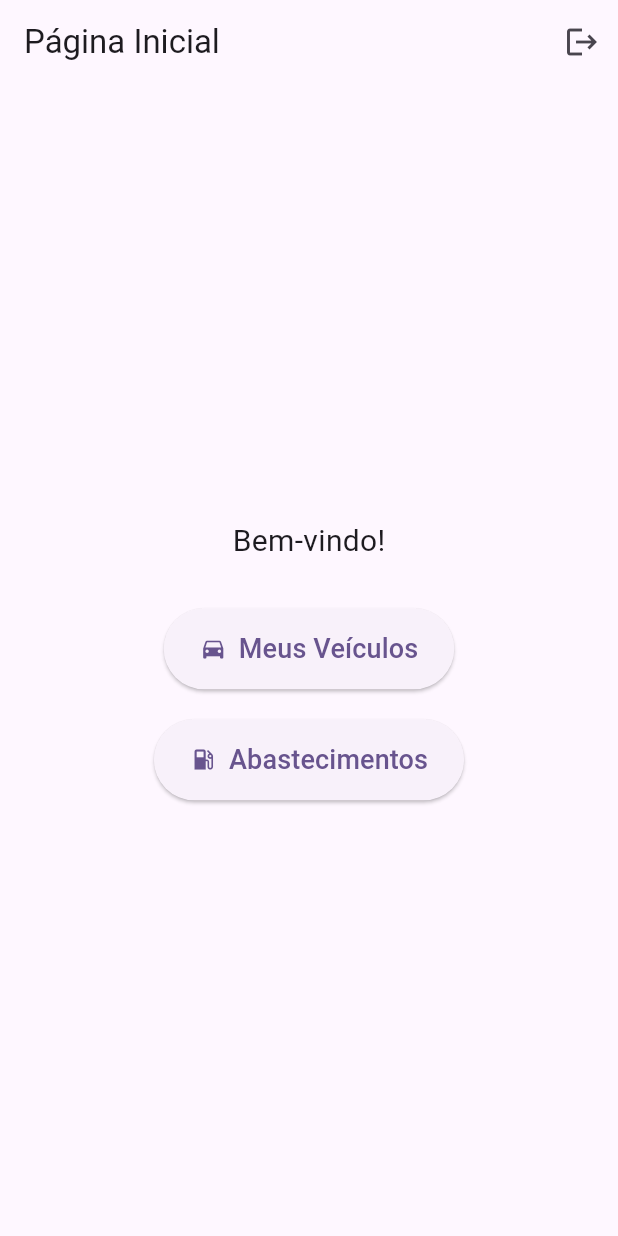
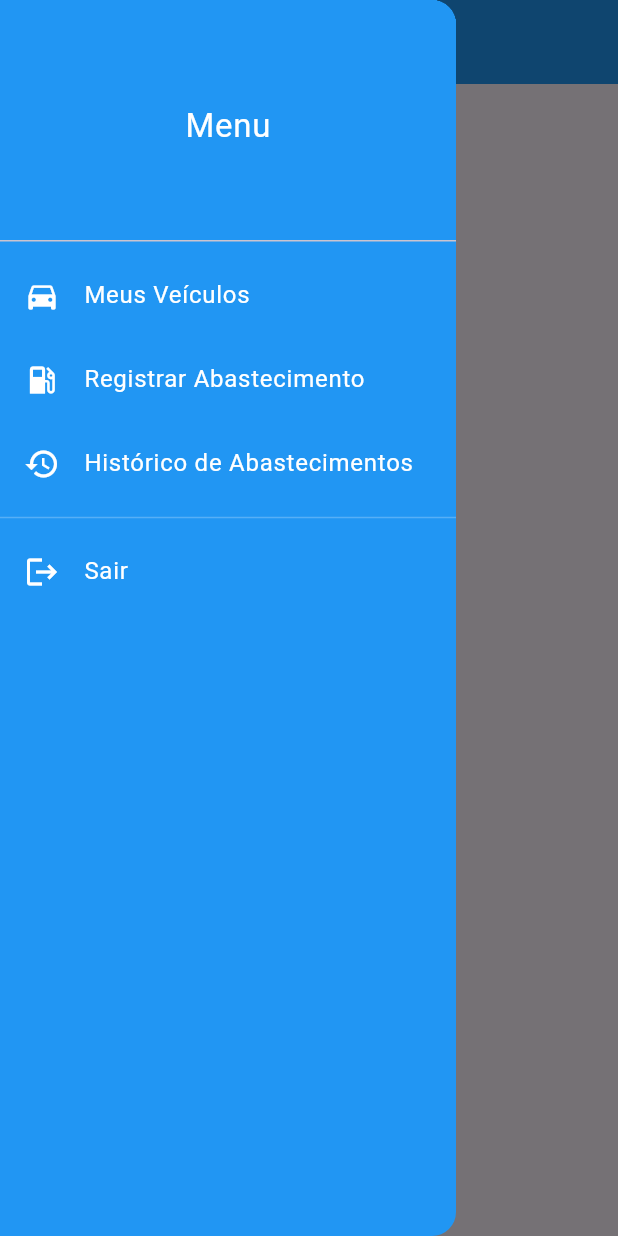
Before and after one commit to JoaoVitorMarquesdaSilva/Flutter, a Flutter app: the HomePage screen opened directly, with the side drawer open (before the commit the screen has no drawer), on a phone screen of 412 x 824 dp. Run offline on Flutter 3.47's test engine with Material 3 defaults, Android fonts, the phone set to English and light mode, and no system bars; our stand-ins replace cloud_firestore, firebase_auth, firebase_core; accounts and stored records are empty.

Commit message:
style(theme): tema customizado e navegação

```diff
--- a/lib/pages/home_page.dart
+++ b/lib/pages/home_page.dart
@@ -1,9 +1,11 @@
+import 'package:abastecimento_app/abastecimentos/historico_page.dart';
 import 'package:flutter/material.dart';
 import 'package:provider/provider.dart';
 import '../services/auth_service.dart';
 import 'login_page.dart';
 import '../veiculos/vehicles_page.dart';
 import '../abastecimentos/select_vehicle_page.dart';
+
 
 class HomePage extends StatelessWidget {
   const HomePage({super.key});
@@ -13,39 +15,32 @@ class HomePage extends StatelessWidget {
     final auth = Provider.of<AuthService>(context, listen: false);
 
     return Scaffold(
+
       appBar: AppBar(
         title: const Text("Página Inicial"),
-        actions: [
-          IconButton(
-            icon: const Icon(Icons.logout),
-            onPressed: () {
-              auth.logout();
-              Navigator.pushReplacement(
-                context,
-                MaterialPageRoute(builder: (_) => const LoginPage()),
-              );
-            },
-          )
-        ],
+        backgroundColor: Colors.blue,
       ),
-      body: Center(
-        child: Column(
-          mainAxisAlignment: MainAxisAlignment.center,
+
+      // ----------------------- DRAWER LATERAL -----------------------
+      drawer: Drawer(
+        backgroundColor: Colors.blue,
+        child: ListView(
           children: [
-            const Text(
-              "Bem-vindo!",
-              style: TextStyle(fontSize: 20),
+            DrawerHeader(
+              decoration: BoxDecoration(color: Colors.blue),
+              child: const Center(
+                child: Text(
+                  "Menu",
+                  style: TextStyle(fontSize: 22, color: Colors.white),
+                ),
+              ),
             ),
-            const SizedBox(height: 30),
 
-            // BOTÃO VEÍCULOS
-            ElevatedButton.icon(
-              style: ElevatedButton.styleFrom(
-                padding: const EdgeInsets.symmetric(horizontal: 24, vertical: 14),
-              ),
-              icon: const Icon(Icons.directions_car),
-              label: const Text("Meus Veículos", style: TextStyle(fontSize: 18)),
-              onPressed: () {
+
+            ListTile(
+              leading: const Icon(Icons.directions_car, color: Colors.white),
+              title: const Text("Meus Veículos", style: TextStyle(color: Colors.white)),
+              onTap: () {
                 Navigator.push(
                   context,
                   MaterialPageRoute(builder: (_) => VehiclesPage()),
@@ -53,26 +48,56 @@ class HomePage extends StatelessWidget {
               },
             ),
 
-            const SizedBox(height: 20),
 
-            // BOTÃO ABASTECIMENTOS (ESCOLHER VEÍCULO)
-            ElevatedButton.icon(
-              style: ElevatedButton.styleFrom(
-                padding: const EdgeInsets.symmetric(horizontal: 24, vertical: 14),
-              ),
-              icon: const Icon(Icons.local_gas_station),
-              label: const Text(
-                "Abastecimentos",
-                style: TextStyle(fontSize: 18),
-              ),
-              onPressed: () {
+            ListTile(
+              leading: const Icon(Icons.local_gas_station, color: Colors.white),
+              title: const Text("Registrar Abastecimento",
+                  style: TextStyle(color: Colors.white)),
+              onTap: () {
                 Navigator.push(
                   context,
                   MaterialPageRoute(builder: (_) => SelectVehiclePage()),
                 );
               },
             ),
+
+
+            ListTile(
+              leading: const Icon(Icons.history, color: Colors.white),
+              title: const Text("Histórico de Abastecimentos",
+                  style: TextStyle(color: Colors.white)),
+              onTap: () {
+                Navigator.push(
+                  context,
+                  MaterialPageRoute(builder: (_) => HistoricoAbastecimentoPage()),
+                );
+              },
+            ),
+
+            const Divider(color: Colors.white24),
+
+
+            ListTile(
+              leading: const Icon(Icons.logout, color: Colors.white),
+              title: const Text("Sair",
+                  style: TextStyle(color: Colors.white)),
+              onTap: () {
+                auth.logout();
+                Navigator.pushReplacement(
+                  context,
+                  MaterialPageRoute(builder: (_) => const LoginPage()),
+                );
+              },
+            ),
           ],
+        ),
+      ),
+
+
+      body: const Center(
+        child: Text(
+          "Bem-vindo!",
+          style: TextStyle(fontSize: 22, color: Colors.white),
         ),
       ),
     );
--- a/pubspec.yaml
+++ b/pubspec.yaml
@@ -33,3 +33,5 @@ dev_dependencies:
 
 flutter:
   uses-material-design: true
+assets:
+  - assets/images/logo.png
```
Also changed, not shown: lib/abastecimentos/historico_page.dart (added, +42 -0 lines), lib/services/auth_service.dart (+7 -19 lines), assets/images/logo.png (added), lib/abastecimentos/abastecimento_form_page.dart (line endings or trailing spaces), lib/abastecimentos/abastecimento_model.dart (line endings or trailing spaces), lib/abastecimentos/abastecimentos_page.dart (line endings or trailing spaces), lib/main.dart (line endings or trailing spaces).
